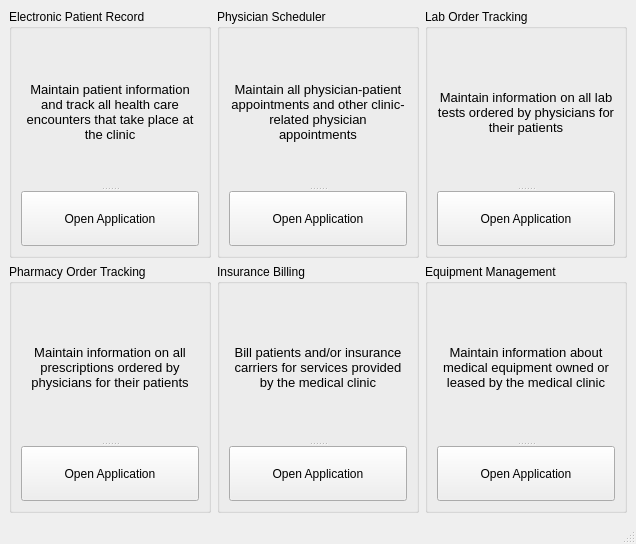
This is cigya/ui/main.ui in CS532-Marlboro-Health-Tracker/Cigya as Qt 5 draws it before an edit. The edited form follows.
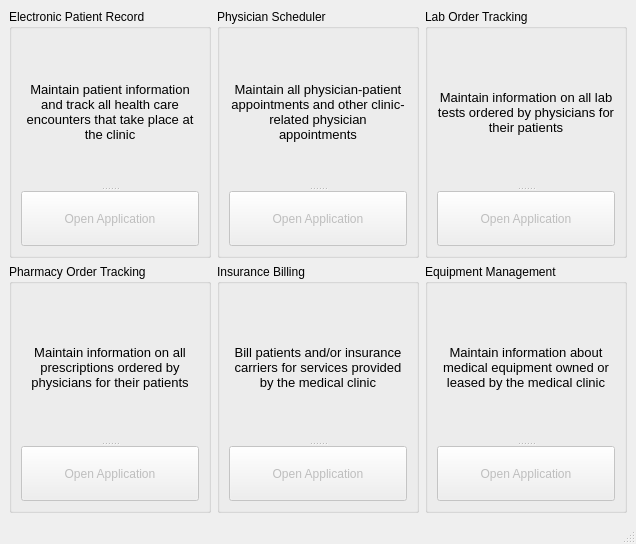
This is the edited form.

```diff
--- a/cigya/ui/main.ui
+++ b/cigya/ui/main.ui
@@ -43,6 +43,9 @@
             </property>
            </widget>
            <widget class="QPushButton" name="ptlaunchBtn">
+            <property name="enabled">
+             <bool>false</bool>
+            </property>
             <property name="text">
              <string>Open Application</string>
             </property>
@@ -72,6 +75,9 @@
             </property>
            </widget>
            <widget class="QPushButton" name="eqlaunchBtn">
+            <property name="enabled">
+             <bool>false</bool>
+            </property>
             <property name="text">
              <string>Open Application</string>
             </property>
@@ -101,6 +107,9 @@
             </property>
            </widget>
            <widget class="QPushButton" name="ltlaunchBtn">
+            <property name="enabled">
+             <bool>false</bool>
+            </property>
             <property name="text">
              <string>Open Application</string>
             </property>
@@ -130,6 +139,9 @@
             </property>
            </widget>
            <widget class="QPushButton" name="iblaunchBtn">
+            <property name="enabled">
+             <bool>false</bool>
+            </property>
             <property name="text">
              <string>Open Application</string>
             </property>
@@ -159,6 +171,9 @@
             </property>
            </widget>
            <widget class="QPushButton" name="eprlaunchBtn">
+            <property name="enabled">
+             <bool>false</bool>
+            </property>
             <property name="sizePolicy">
              <sizepolicy hsizetype="Minimum" vsizetype="Preferred">
               <horstretch>0</horstretch>
@@ -206,6 +221,9 @@
             </property>
            </widget>
            <widget class="QPushButton" name="schedlaunchBtn">
+            <property name="enabled">
+             <bool>false</bool>
+            </property>
             <property name="sizePolicy">
              <sizepolicy hsizetype="Minimum" vsizetype="Preferred">
               <horstretch>0</horstretch>
```
